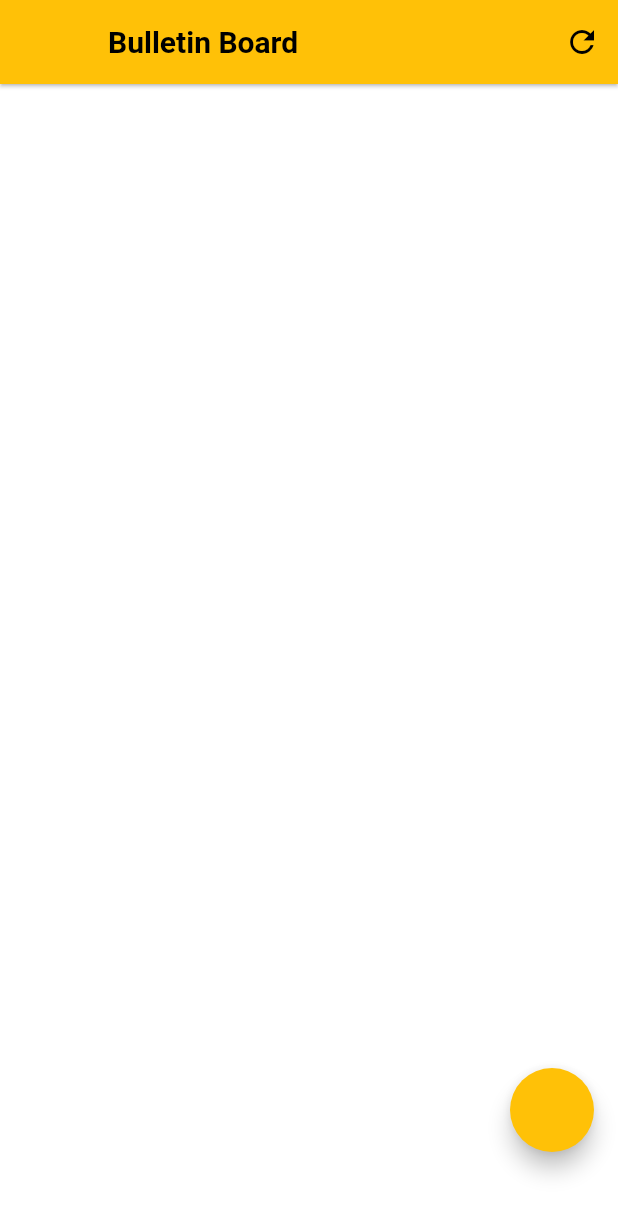
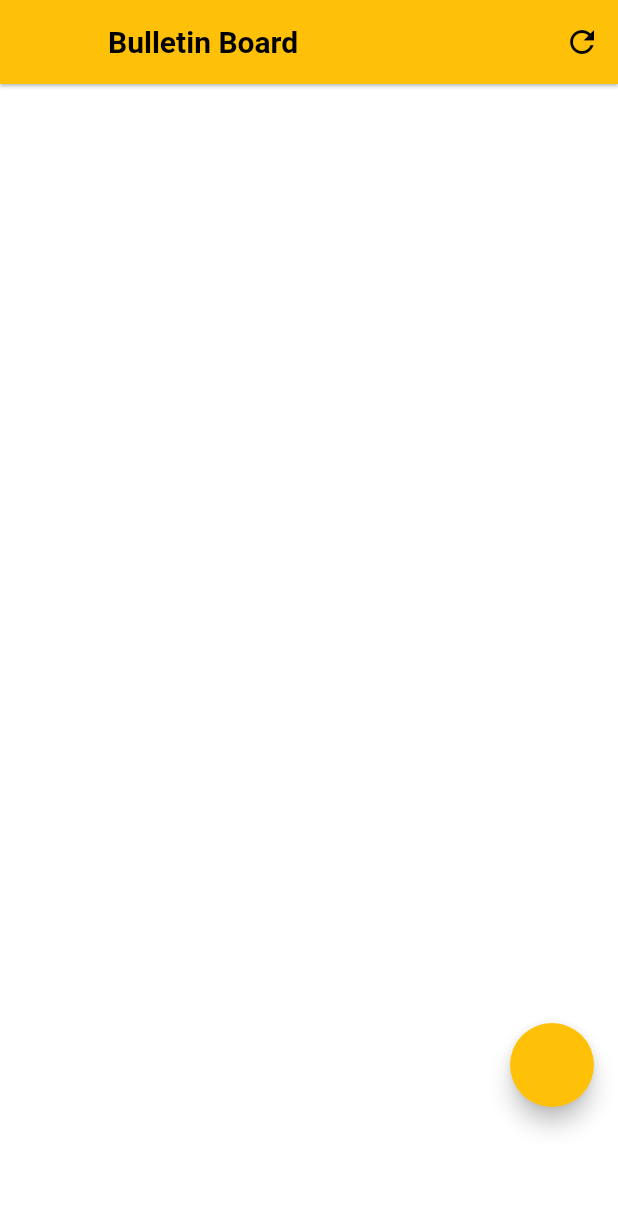
Before and after one commit to fengala/Soteria, a Flutter app: the BulletinBoardPage screen opened directly, on a phone screen of 412 x 824 dp. Shown: the top 1215 px of the screen. Run offline on Flutter 3.47's test engine with Material 2 defaults, Android fonts, the phone set to English and light mode, and no system bars; our stand-ins replace animated_splash_screen, cloud_firestore, firebase_auth, firebase_core, font_awesome_flutter and 2 more; missing offline and left inert: dart:ffi, flutter_email_sender, mailer, pandabar; accounts and stored records are empty.

Commit message:
- code to pull floating pen above navbar

```diff
--- a/flutter_application/lib/pages/mainUI/bulletinboard.dart
+++ b/flutter_application/lib/pages/mainUI/bulletinboard.dart
@@ -107,7 +107,7 @@ class _BulletinBoardState extends State<BulletinBoardPage> {
         child: eventList(),
       ),
       floatingActionButton: Padding(
-        padding: const EdgeInsets.only(bottom: 40.0),
+        padding: const EdgeInsets.only(bottom: 70.0),
         child: FloatingActionButton(
           child: Icon(
             FontAwesomeIcons.pen,
--- a/flutter_application/lib/pages/mainUI/petitionpage.dart
+++ b/flutter_application/lib/pages/mainUI/petitionpage.dart
@@ -109,7 +109,7 @@ class _PetitionPageState extends State<PetitionPage> {
         child: petitionList(),
       ), //petitionList(),
       floatingActionButton: Padding(
-        padding: const EdgeInsets.only(bottom: 40.0),
+        padding: const EdgeInsets.only(bottom: 70.0),
         child: FloatingActionButton(
           child: Icon(
             FontAwesomeIcons.pen,
```
